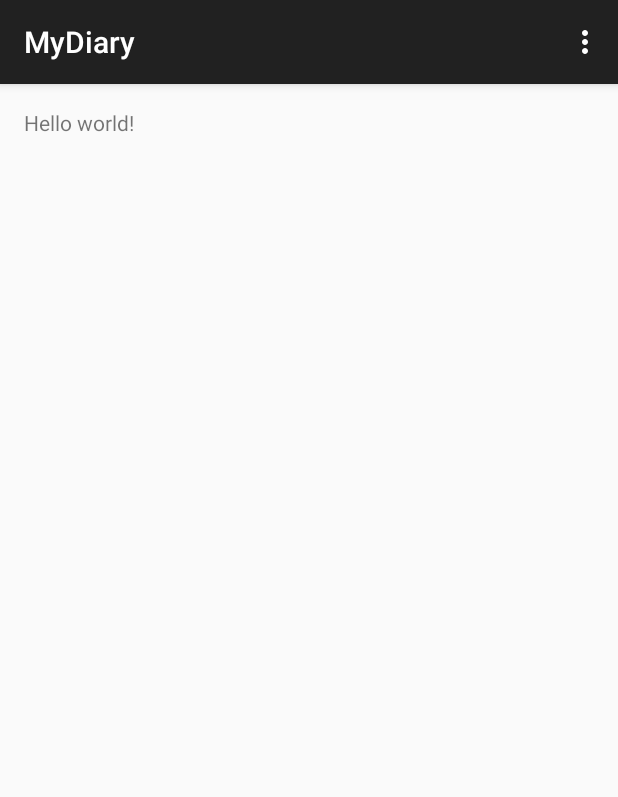
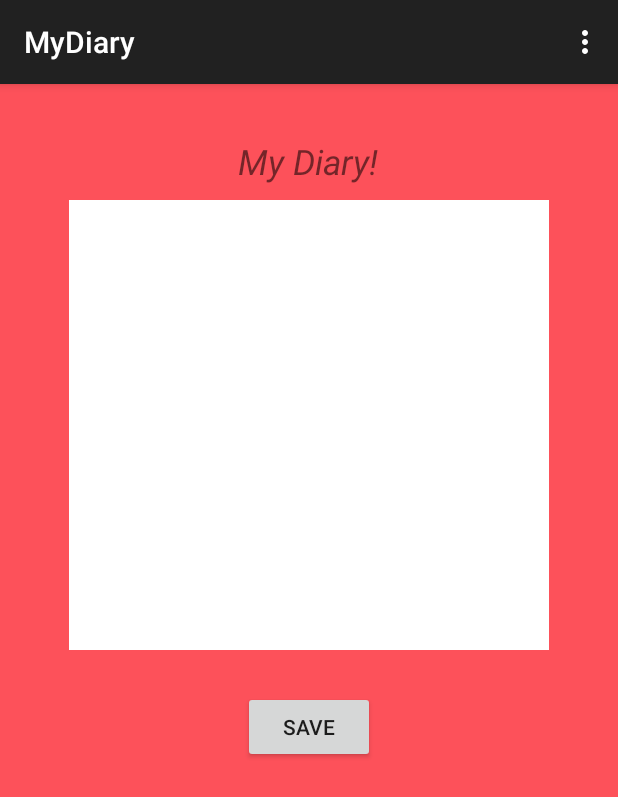
Before and after one commit to carlosepmendes/MyDiary, an Android app: the screen it shows after launch (MainActivity), on a phone screen of 412 x 824 dp. Shown: the top 797 px of the screen. Run offline under Robolectric (Android 15) with nearby library versions, the phone set to English and light mode, and no system bars.

Commit message:
Added user interface

```diff
--- a/app/src/main/res/layout/activity_main.xml
+++ b/app/src/main/res/layout/activity_main.xml
@@ -3,9 +3,40 @@
     android:layout_height="match_parent" android:paddingLeft="@dimen/activity_horizontal_margin"
     android:paddingRight="@dimen/activity_horizontal_margin"
     android:paddingTop="@dimen/activity_vertical_margin"
-    android:paddingBottom="@dimen/activity_vertical_margin" tools:context=".MainActivity">
+    android:paddingBottom="@dimen/activity_vertical_margin"
+    tools:context=".MainActivity"
+    android:background="#bbff1521">
 
-    <TextView android:text="@string/hello_world" android:layout_width="wrap_content"
+    <TextView
+        android:id="@+id/title"
+        android:text="@string/myDiary"
+        android:layout_centerHorizontal="true"
+        android:layout_marginTop="20dp"
+        android:textSize="23sp"
+        android:textStyle="italic"
+        android:layout_width="wrap_content"
+        android:layout_height="wrap_content" />
+
+    <EditText
+        android:id="@+id/editText"
+        android:background="#ffff"
+        android:layout_centerHorizontal="true"
+        android:layout_below="@+id/title"
+        android:padding="10dp"
+        android:textColor="#C3627666"
+        android:textAlignment="textStart"
+        android:layout_marginTop="10dp"
+        android:gravity="start"
+        android:layout_width="320dp"
+        android:layout_height="300dp" />
+
+    <Button
+        android:id="@+id/saveButton"
+        android:text="Save"
+        android:layout_centerHorizontal="true"
+        android:layout_below="@id/editText"
+        android:layout_marginTop="27dp"
+        android:layout_width="wrap_content"
         android:layout_height="wrap_content" />
 
 </RelativeLayout>
--- a/app/src/main/res/values/strings.xml
+++ b/app/src/main/res/values/strings.xml
@@ -1,6 +1,6 @@
 <resources>
     <string name="app_name">MyDiary</string>
 
-    <string name="hello_world">Hello world!</string>
+    <string name="myDiary">My Diary!</string>
     <string name="action_settings">Settings</string>
 </resources>
```
Also changed, not shown: 1 other file.
